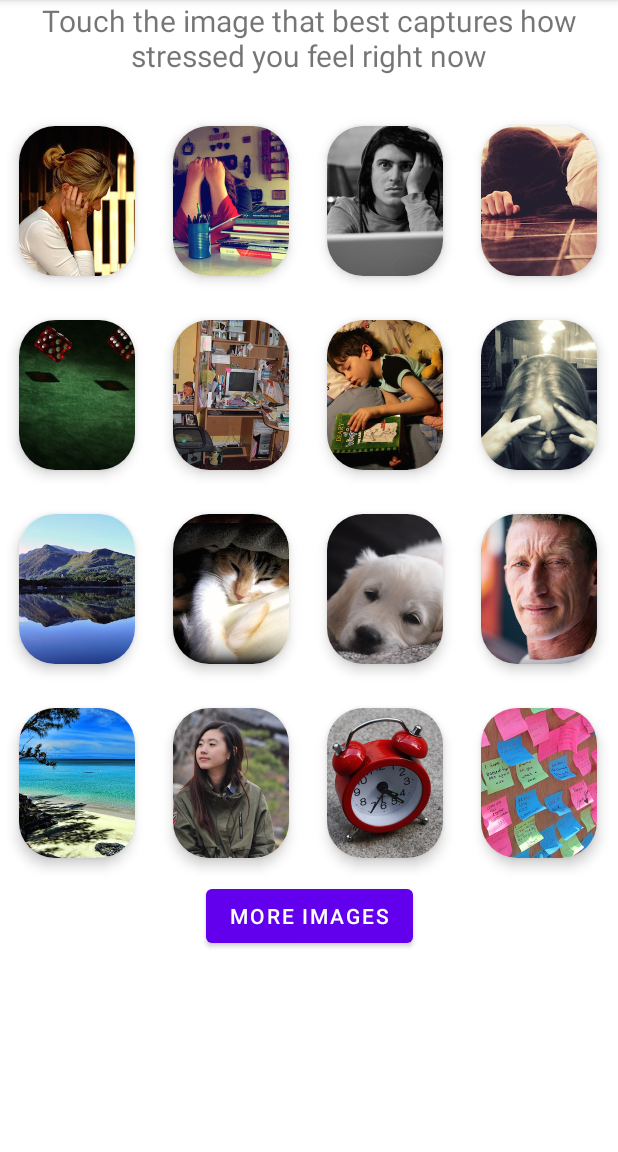
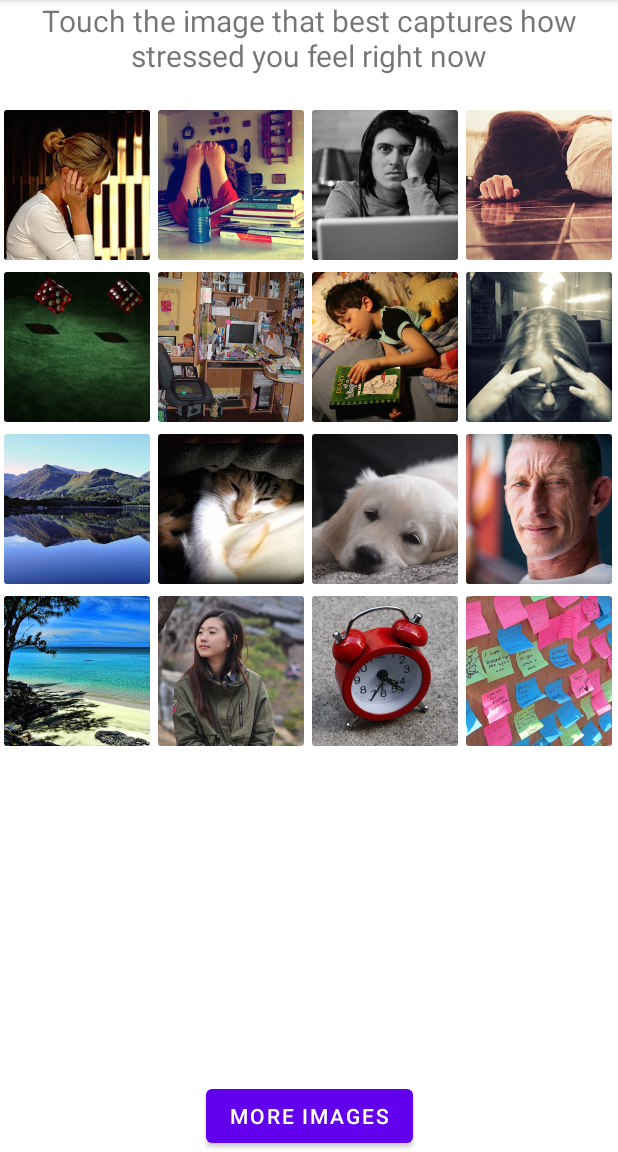
Before and after one commit to danieldawdaSFU/StressMeter, an Android app: the screen it shows after launch (MainActivity), on a phone screen of 412 x 824 dp, the part 84-1236 px from its top. Run offline under Robolectric (Android 15) with nearby library versions, the phone set to English and light mode, and no system bars; our stand-ins replace navigation-ui.

Commit message:
buttons locked to bottom so they visibale landsacpe

```diff
--- a/app/src/main/res/layout/activity_confirmation.xml
+++ b/app/src/main/res/layout/activity_confirmation.xml
@@ -19,7 +19,7 @@
         android:layout_height="wrap_content"
         app:layout_constraintLeft_toLeftOf="parent"
         app:layout_constraintRight_toRightOf="parent"
-        app:layout_constraintTop_toBottomOf="@id/conf_image"
+        app:layout_constraintBottom_toBottomOf="parent"
         android:gravity="center"
         android:dividerPadding="100dp">
 
--- a/app/src/main/res/layout/fragment_home.xml
+++ b/app/src/main/res/layout/fragment_home.xml
@@ -39,7 +39,7 @@
             android:layout_height="wrap_content"
             android:id="@+id/more"
             android:text="@string/more_images"
-            app:layout_constraintTop_toBottomOf="@id/gridView"
+            app:layout_constraintBottom_toBottomOf="parent"
             app:layout_constraintStart_toStartOf="parent"
             app:layout_constraintEnd_toEndOf="parent" />
 
--- a/app/src/main/res/layout/image_card.xml
+++ b/app/src/main/res/layout/image_card.xml
@@ -6,8 +6,7 @@
     android:layout_height="wrap_content"
     android:layout_gravity="center"
     app:cardUseCompatPadding="true"
-    app:cardCornerRadius="24dp"
-    app:cardElevation="5dp">
+    app:cardElevation="0dp">
 
 
     <ImageView
```
